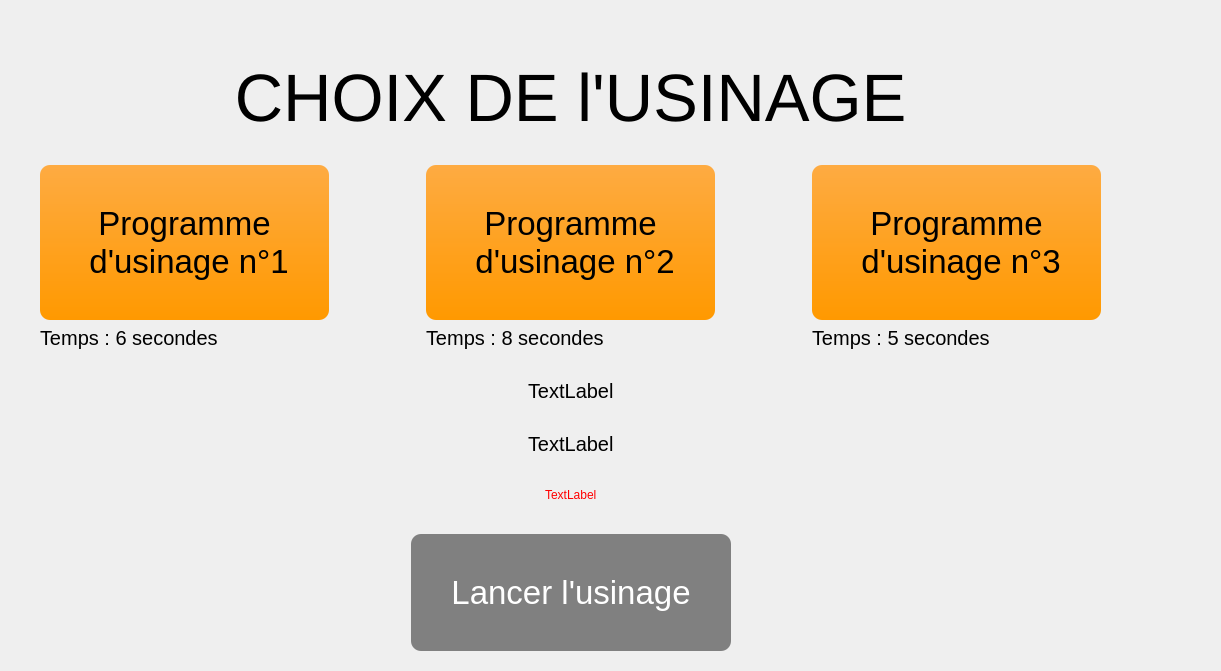
Old version of the form Views/ProgramsList.ui in the repository Soluce-Development/Maquette.
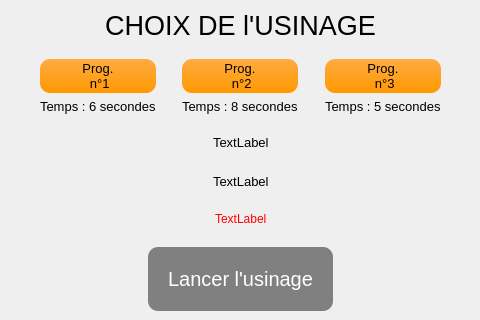
New version of the form.

Commit message: adaptation of UI design for 3.5' screen

The edit to the form file:
```diff
--- a/Views/ProgramsList.ui
+++ b/Views/ProgramsList.ui
@@ -6,10 +6,22 @@
    <rect>
     <x>0</x>
     <y>0</y>
-    <width>1221</width>
-    <height>671</height>
+    <width>480</width>
+    <height>320</height>
    </rect>
   </property>
+  <property name="minimumSize">
+   <size>
+    <width>480</width>
+    <height>320</height>
+   </size>
+  </property>
+  <property name="maximumSize">
+   <size>
+    <width>480</width>
+    <height>320</height>
+   </size>
+  </property>
   <property name="windowTitle">
    <string>Form</string>
   </property>
@@ -17,41 +29,25 @@
    <property name="geometry">
     <rect>
      <x>0</x>
-     <y>20</y>
-     <width>1141</width>
-     <height>671</height>
+     <y>10</y>
+     <width>481</width>
+     <height>341</height>
     </rect>
    </property>
    <layout class="QVBoxLayout" name="verticalLayout_2">
     <item>
      <layout class="QVBoxLayout" name="verticalLayout">
-      <item>
-       <spacer name="verticalSpacer_9">
-        <property name="orientation">
-         <enum>Qt::Vertical</enum>
-        </property>
-        <property name="sizeType">
-         <enum>QSizePolicy::Fixed</enum>
-        </property>
-        <property name="sizeHint" stdset="0">
-         <size>
-          <width>20</width>
-          <height>40</height>
-         </size>
-        </property>
-       </spacer>
-      </item>
       <item>
        <widget class="QLabel" name="label_4">
         <property name="font">
          <font>
-          <pointsize>50</pointsize>
+          <pointsize>20</pointsize>
          </font>
         </property>
         <property name="styleSheet">
          <string notr="true">QLabel {
 	qproperty-alignment: AlignCenter;
-	font-size: 50pt;
+	font-size: 20pt;
 }</string>
         </property>
         <property name="text">
@@ -105,9 +101,9 @@
 {
 	background-color: qlineargradient(spread:repeat, x1:1, y1:0, x2:1, y2:1, stop:0 rgba(254, 171, 66, 255),stop:1 rgba(255, 153, 0, 255));
 	color: #000;
-	font-size: 25pt;
+	font-size: 10pt;
 	border-radius: 10px;
-	padding: 40px;
+	padding: 2px;
 
 
 }
@@ -121,8 +117,8 @@
 </string>
             </property>
             <property name="text">
-             <string>Programme 
- d'usinage n°1</string>
+             <string>Prog.
+ n°1</string>
             </property>
            </widget>
           </item>
@@ -131,7 +127,7 @@
             <property name="styleSheet">
              <string notr="true">QLabel {
 	qproperty-alignment: AlignCenter;
-	font-size: 15pt;
+	font-size: 10pt;
 }</string>
             </property>
             <property name="text">
@@ -158,15 +154,19 @@
          <layout class="QVBoxLayout" name="verticalLayout_6">
           <item>
            <widget class="QPushButton" name="btn_prog2">
+            <property name="font">
+             <font>
+              <pointsize>10</pointsize>
+             </font>
+            </property>
             <property name="styleSheet">
              <string notr="true">QPushButton
 {
 	background-color: qlineargradient(spread:repeat, x1:1, y1:0, x2:1, y2:1, stop:0 rgba(254, 171, 66, 255),stop:1 rgba(255, 153, 0, 255));
 	color: #000;
-	font-size: 25pt;
+	font-size: 10pt;
 	border-radius: 10px;
-	padding: 40px;
-
+	padding: 2px;
 
 }
 
@@ -179,8 +179,8 @@
 </string>
             </property>
             <property name="text">
-             <string>Programme 
- d'usinage n°2</string>
+             <string>Prog.
+ n°2</string>
             </property>
            </widget>
           </item>
@@ -189,7 +189,7 @@
             <property name="styleSheet">
              <string notr="true">QLabel {
 	qproperty-alignment: AlignCenter;
-		font-size: 15pt;
+	font-size: 10pt;
 }</string>
             </property>
             <property name="text">
@@ -221,9 +221,9 @@
 {
 	background-color: qlineargradient(spread:repeat, x1:1, y1:0, x2:1, y2:1, stop:0 rgba(254, 171, 66, 255),stop:1 rgba(255, 153, 0, 255));
 	color: #000;
-	font-size: 25pt;
+	font-size: 10pt;
 	border-radius: 10px;
-	padding: 40px;
+	padding: 2px;
 
 
 }
@@ -237,8 +237,8 @@
 </string>
             </property>
             <property name="text">
-             <string>Programme 
- d'usinage n°3</string>
+             <string>Prog.
+ n°3</string>
             </property>
            </widget>
           </item>
@@ -247,7 +247,7 @@
             <property name="styleSheet">
              <string notr="true">QLabel {
 	qproperty-alignment: AlignCenter;
-	font-size: 15pt;
+	font-size: 10pt;
 }</string>
             </property>
             <property name="text">
@@ -313,7 +313,7 @@
         <property name="styleSheet">
          <string notr="true">QLabel {
 	qproperty-alignment: AlignCenter;
-		font-size: 15pt;
+		font-size: 10pt;
 }</string>
         </property>
         <property name="text">
@@ -369,7 +369,7 @@
         <property name="styleSheet">
          <string notr="true">QLabel {
 	qproperty-alignment: AlignCenter;
-		font-size: 15pt;
+		font-size: 10pt;
 }</string>
         </property>
         <property name="text">
@@ -490,9 +490,9 @@
          <string notr="true">QPushButton {
 		background-color:  green;
 	color: #fff;
-	font-size: 25pt;
+	font-size: 15pt;
 	border-radius: 10px;
-	padding: 40px;
+	padding: 20px;
 }
 
 QPushButton:disabled{
```
Left out of the diff: 2 changed lines with no effect on the pictures. The commit also changes 5 other files.
